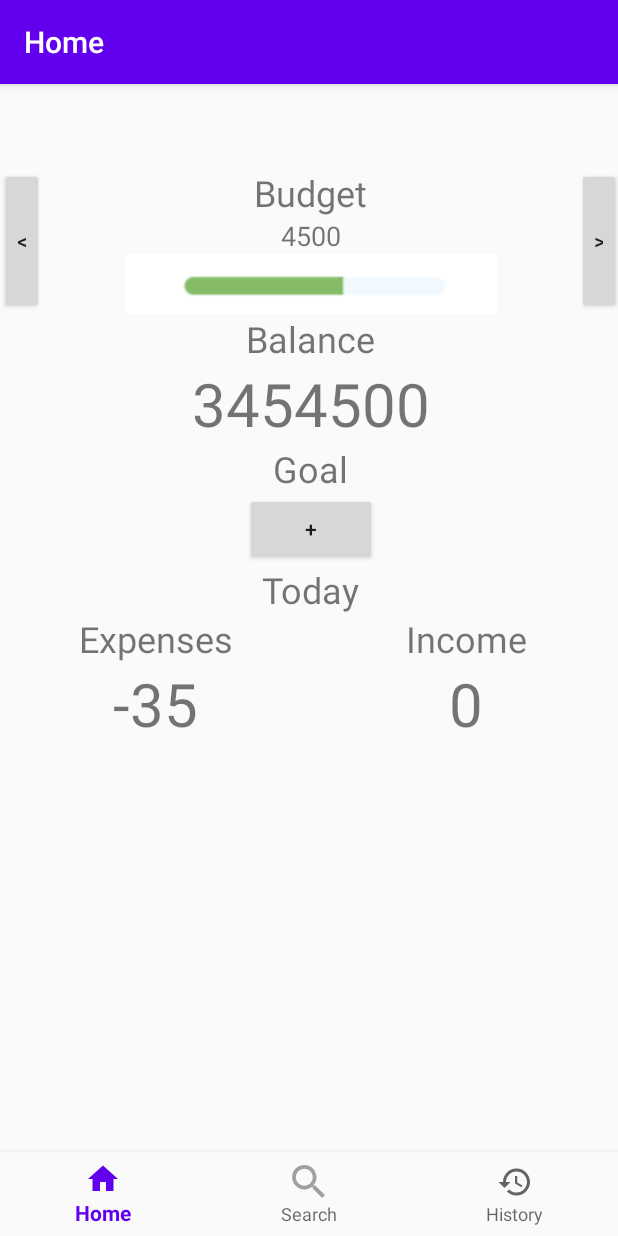
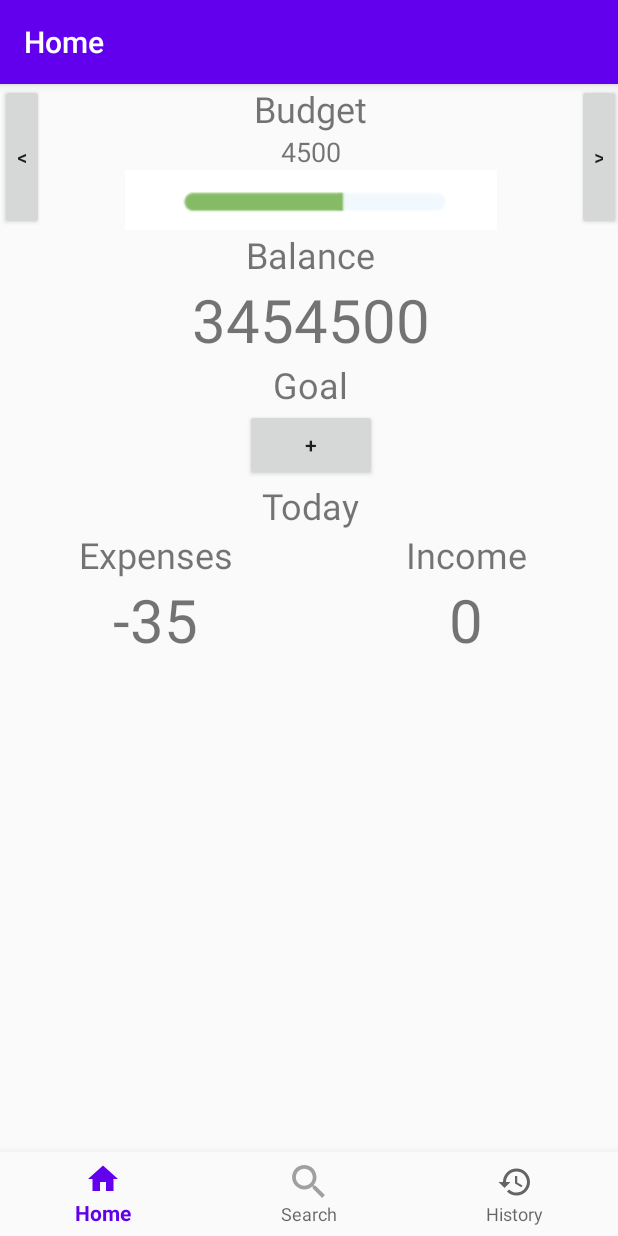
Before and after one commit to NamDoTri/WastelessApp, an Android app: the screen it shows after launch (MainActivity), on a phone screen of 412 x 824 dp. Run offline under Robolectric (Android 15) with nearby library versions, the phone set to English and light mode, and no system bars; our stand-ins replace navigation-ui.

Commit message:
Removed header blank space in Homescreen

```diff
--- a/app/src/main/res/layout/activity_main.xml
+++ b/app/src/main/res/layout/activity_main.xml
@@ -4,8 +4,7 @@
     xmlns:tools="http://schemas.android.com/tools"
     android:id="@+id/container"
     android:layout_width="match_parent"
-    android:layout_height="match_parent"
-    android:paddingTop="?attr/actionBarSize">
+    android:layout_height="match_parent">
 
     <com.google.android.material.bottomnavigation.BottomNavigationView
         android:id="@+id/nav_view"
```
Also changed, not shown: app/src/main/res/layout/fragment_notifications.xml (deleted, +0 -22 lines).
